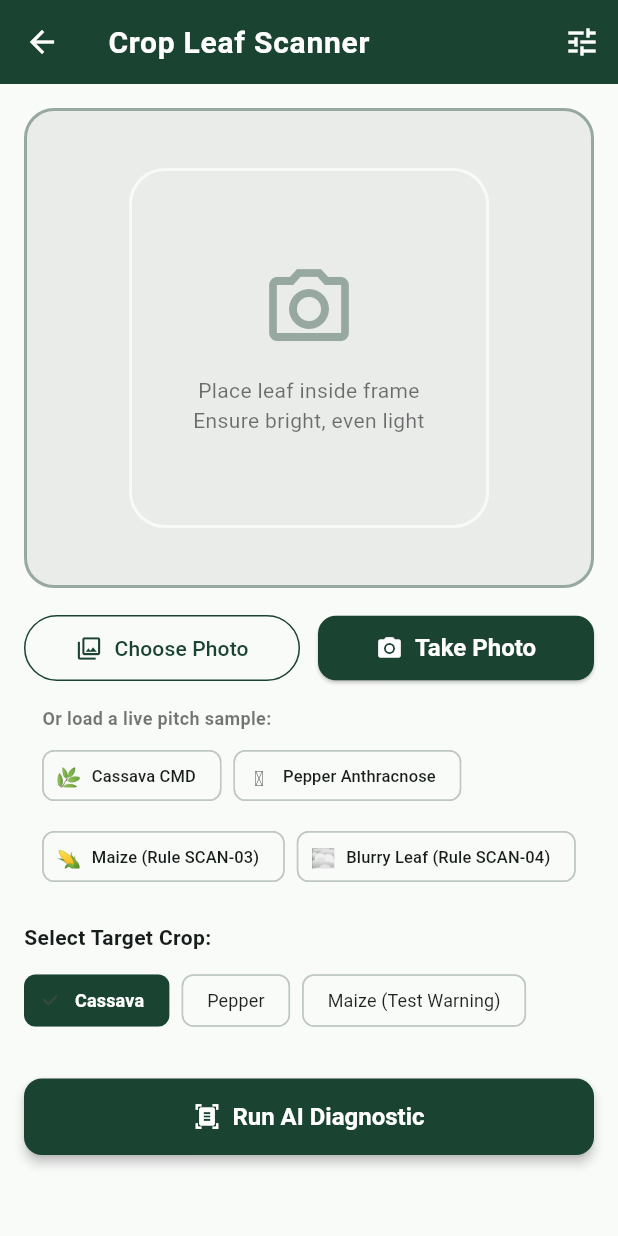
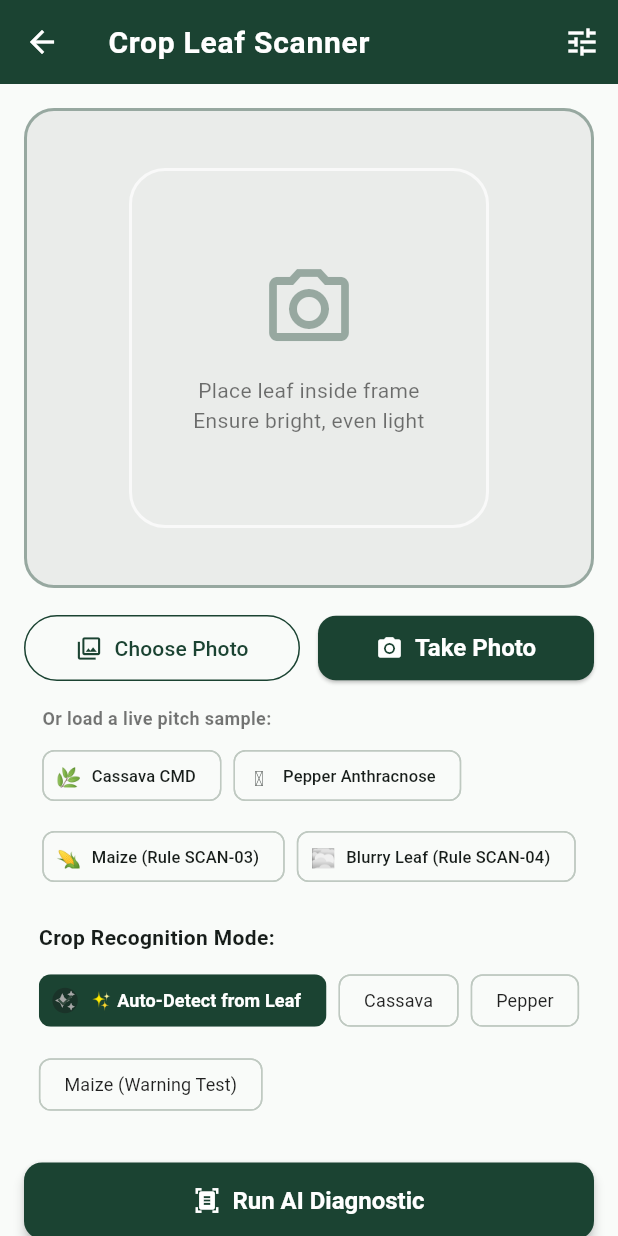
Before and after one commit to AgTechG9/PLANT, a Flutter app: the ScanScreen screen opened directly, on a phone screen of 412 x 824 dp. Run offline on Flutter 3.47's test engine with Material 3 defaults, Android fonts, the phone set to English and light mode, and no system bars; our stand-ins replace image_picker, shared_preferences; accounts and stored records are empty.

Commit message:
feat(ai): integrate real computer vision engine with automatic crop & pathology detection

```diff
--- a/apps/mobile/lib/screens/scan_screen.dart
+++ b/apps/mobile/lib/screens/scan_screen.dart
@@ -1,3 +1,4 @@
+import 'dart:convert';
 import 'dart:io';
 import 'package:flutter/foundation.dart';
 import 'package:flutter/material.dart';
@@ -21,7 +22,7 @@ class _ScanScreenState extends State<ScanScreen> {
   final ImagePicker _picker = ImagePicker();
   XFile? _selectedImage;
   Uint8List? _webImageBytes;
-  String _selectedCrop = 'Cassava';
+  String _selectedCrop = 'AUTO';
   bool _isAnalyzing = false;
   String? _sampleImageUrl;
 
@@ -30,7 +31,7 @@ class _ScanScreenState extends State<ScanScreen> {
   double _simulatedConfidence = 0.88;
   bool _showDemoControls = false;
 
-  final List<String> _crops = ['Cassava', 'Pepper', 'Maize'];
+  final List<String> _crops = ['AUTO', 'Cassava', 'Pepper', 'Maize'];
 
   Future<void> _pickImage(ImageSource source) async {
     try {
@@ -73,6 +74,18 @@ class _ScanScreenState extends State<ScanScreen> {
   void _runScan() async {
     setState(() => _isAnalyzing = true);
 
+    String? b64Image;
+    if (_webImageBytes != null) {
+      b64Image = base64Encode(_webImageBytes!);
+    } else if (_selectedImage != null) {
+      try {
+        final bytes = await _selectedImage!.readAsBytes();
+        b64Image = base64Encode(bytes);
+      } catch (e) {
+        debugPrint('Error reading image bytes: $e');
+      }
+    }
+
     if (widget.isOfflineMode) {
       await Future.delayed(const Duration(milliseconds: 900));
       final syncItem = SyncItem(
@@ -87,8 +100,10 @@ class _ScanScreenState extends State<ScanScreen> {
 
     final result = await ApiService.diagnoseCrop(
       cropType: _selectedCrop,
+      imageBase64: b64Image,
+      imageUrl: _sampleImageUrl,
       isBlurry: _simulateBlurry,
-      simulatedConfidence: _simulatedConfidence,
+      simulatedConfidence: _showDemoControls ? _simulatedConfidence : null,
       localImagePath: _selectedImage?.path,
     );
 
@@ -377,18 +392,30 @@ class _ScanScreenState extends State<ScanScreen> {
                 crossAxisAlignment: CrossAxisAlignment.start,
                 children: [
                   const Text(
-                    'Select Target Crop:',
+                    'Crop Recognition Mode:',
                     style: TextStyle(fontWeight: FontWeight.bold, fontSize: 14),
                   ),
                   const SizedBox(height: 8),
-                  Row(
+                  Wrap(
+                    spacing: 8,
+                    runSpacing: 8,
                     children: _crops.map((c) {
                       final isSelected = _selectedCrop == c;
-                      return Padding(
-                        padding: const EdgeInsets.only(right: 8),
-                        child: ChoiceChip(
+                      String chipLabel;
+                      if (c == 'AUTO') {
+                        chipLabel = '✨ Auto-Detect from Leaf';
+                      } else if (c == 'Maize') {
+                        chipLabel = 'Maize (Warning Test)';
+                      } else {
+                        chipLabel = c;
+                      }
+
+                      return ChoiceChip(
+                        avatar: c == 'AUTO'
+                            ? Icon(Icons.auto_awesome, size: 14, color: isSelected ? Colors.white : AppTheme.primaryGreen)
+                            : null,
                         label: Text(
-                            c + (c == 'Maize' ? ' (Test Warning)' : ''),
+                          chipLabel,
                           style: TextStyle(
                             color: isSelected ? Colors.white : Colors.black87,
                             fontWeight: isSelected ? FontWeight.bold : FontWeight.normal,
@@ -400,7 +427,6 @@ class _ScanScreenState extends State<ScanScreen> {
                         onSelected: (val) {
                           if (val) setState(() => _selectedCrop = c);
                         },
-                        ),
                       );
                     }).toList(),
                   ),
--- a/apps/mobile/lib/services/api_service.dart
+++ b/apps/mobile/lib/services/api_service.dart
@@ -33,9 +33,11 @@ class ApiService {
     return null;
   }
 
-  // 2. Run Crop Diagnostic
+  // 2. Run Crop Diagnostic (Real Local Computer Vision on Image Pixels)
   static Future<DiagnosticResult> diagnoseCrop({
-    required String cropType,
+    String cropType = 'AUTO',
+    String? imageBase64,
+    String? imageUrl,
     bool isBlurry = false,
     double? simulatedConfidence,
     String? localImagePath,
@@ -47,11 +49,13 @@ class ApiService {
         headers: {'Content-Type': 'application/json'},
         body: jsonEncode({
           'crop_type': cropType,
+          'image_base64': imageBase64,
+          'image_url': imageUrl,
           'is_blurry': isBlurry,
           'simulated_confidence': simulatedConfidence,
           'farmer_id': farmerId,
         }),
-      ).timeout(const Duration(seconds: 6));
+      ).timeout(const Duration(seconds: 12));
 
       if (response.statusCode == 200) {
         final data = jsonDecode(response.body);
```
Also changed, not shown: 2 other files. Lines whose indentation alone changed are shown as unchanged.
